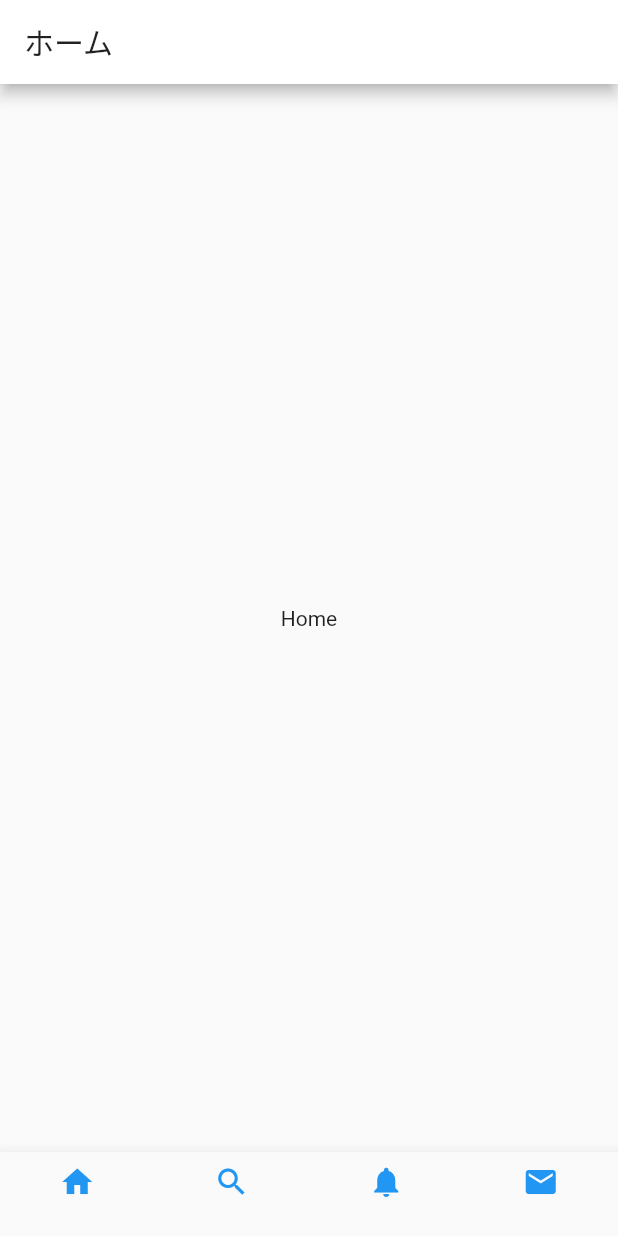
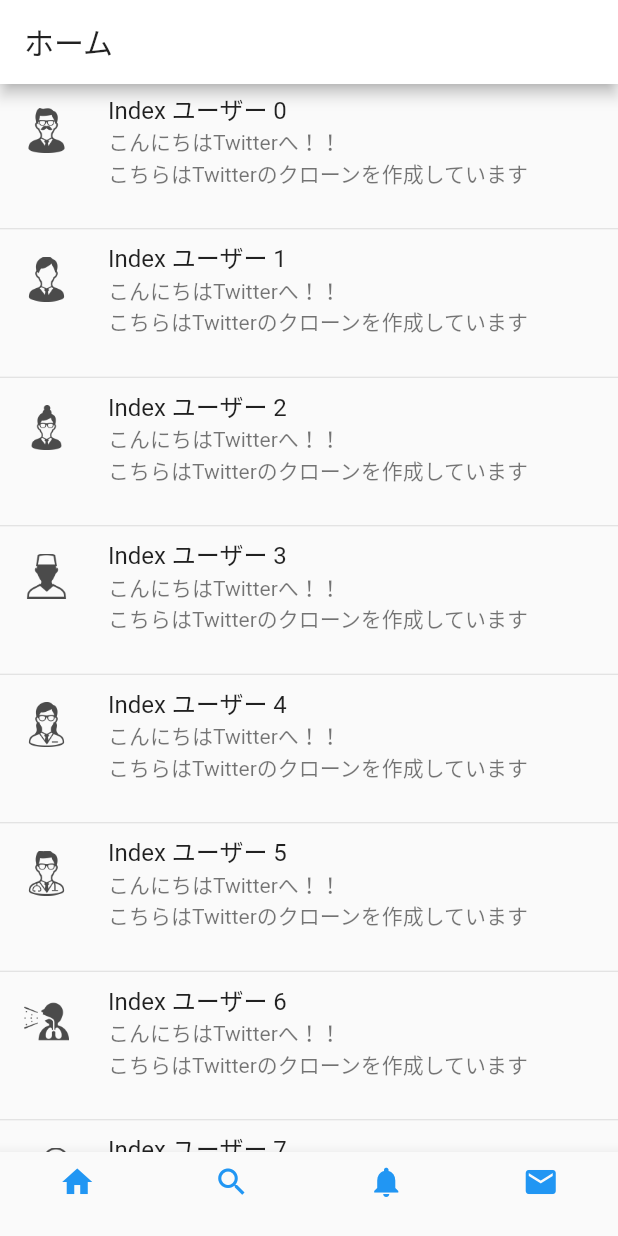
Before and after one commit to takehiro-takahashi/twitter-client-app, a Flutter app: the screen it shows after launch, on a phone screen of 412 x 824 dp. Run offline on Flutter 3.47's test engine with Material 2 defaults, Android fonts, the phone set to English and light mode, and no system bars.

Commit message:
timeline add

```diff
--- a/lib/pages/Home.dart
+++ b/lib/pages/Home.dart
@@ -10,7 +10,28 @@ class _HomeState extends State<Home> {
   Widget build(BuildContext context) {
     return Scaffold(
       body: Center(
-        child: Text("Home"),
+        child: ListView(
+          children: List.generate(11, (index){
+            return InkWell(
+              onTap: (){},
+              child: Column(
+                children: <Widget>[
+                  ListTile(
+                    title: Text("Index ユーザー $index"),
+                    leading: Image.asset(
+                      "assets/icon$index.png",
+                      width: 30.0,
+                      height: 30.0,
+                    ),
+                    subtitle: Text("こんにちはTwitterへ！！\nこちらはTwitterのクローンを作成しています"),
+                  ),
+                  SizedBox(height: 20.0,),
+                  Divider(height: 5.0,),
+                ],
+              ),
+            );
+          }),
+        ),
       ),
     );
   }
```
